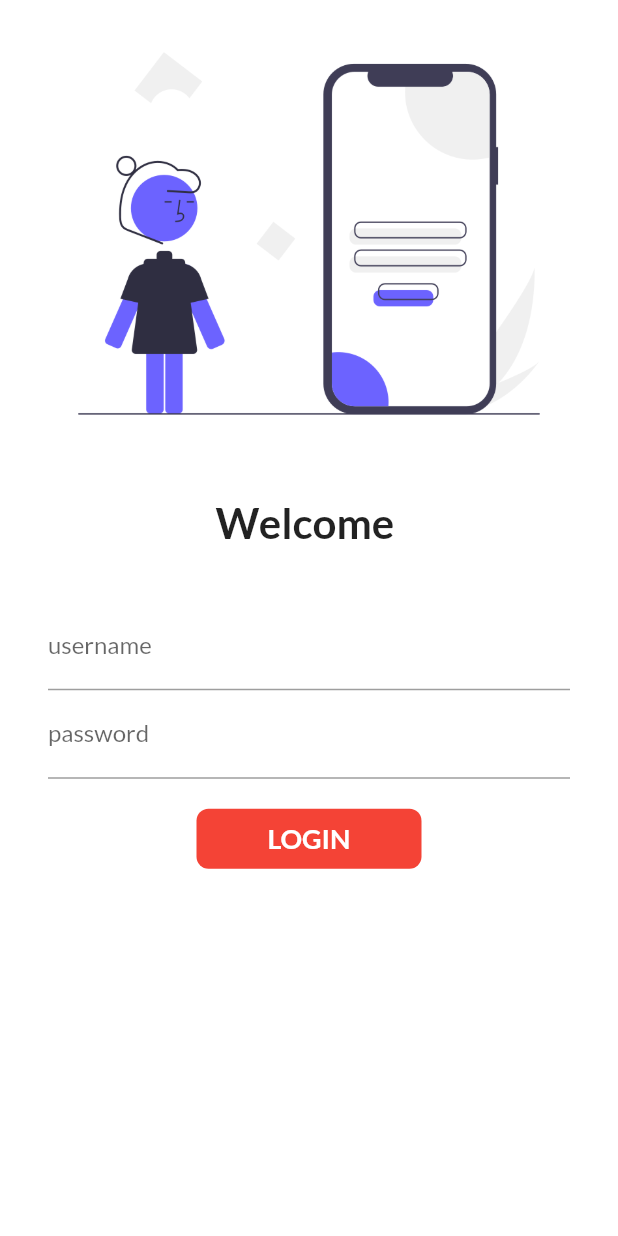
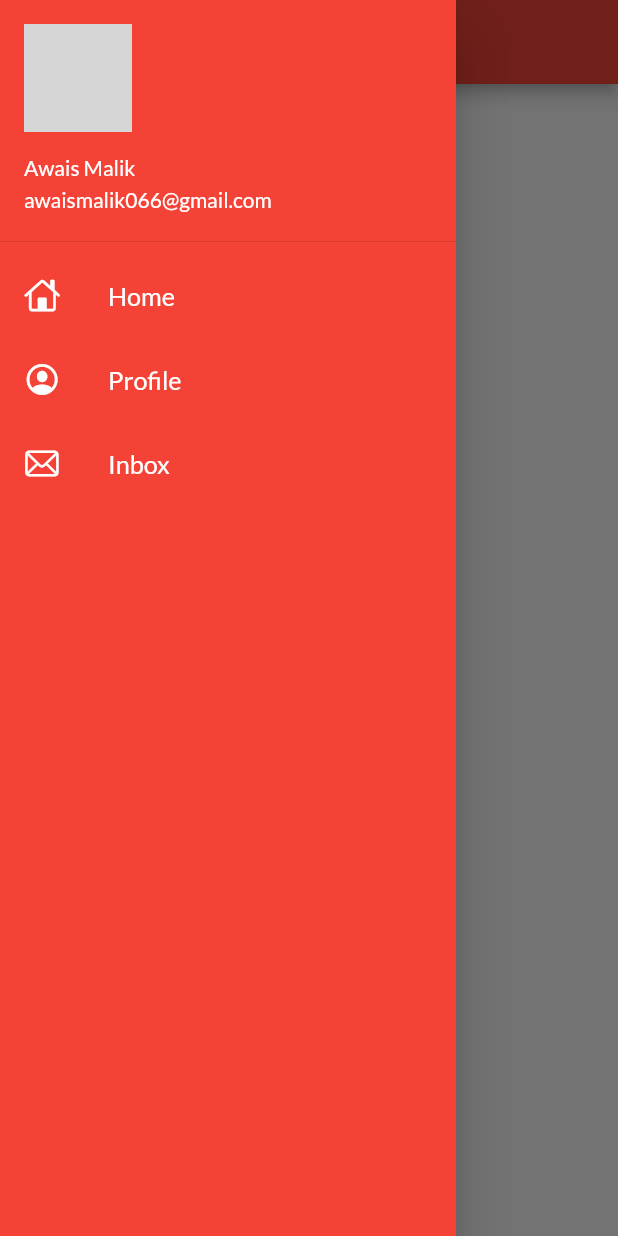
Before and after one commit to SayMyName302/CatalogApp, a Flutter app: the screen it shows after launch, with the side drawer open (before the commit the screen has no drawer), on a phone screen of 412 x 824 dp. Run offline on Flutter 3.47's test engine with Material 2 defaults, Android fonts, the phone set to English and light mode, and no system bars; our stand-ins replace google_fonts; network calls fail; grey boxes are pictures that could not be loaded.

Commit message:
day7completed

```diff
--- a/lib/Pages/home_page.dart
+++ b/lib/Pages/home_page.dart
@@ -1,4 +1,5 @@
 import 'package:flutter/material.dart';
+import 'package:flutter_application_1/widgets/drawer.dart';
 
 class HomePage extends StatelessWidget {
   @override
@@ -14,7 +15,7 @@ class HomePage extends StatelessWidget {
       body: Center(
         child: Container(child: Text("Welcome to $days Plan B by $name")),
       ),
-      drawer: Drawer(),
+      drawer: MyDrawer(),
     );
   }
 }
--- a/lib/main.dart
+++ b/lib/main.dart
@@ -22,12 +22,12 @@ class myApp extends StatelessWidget {
         primarySwatch: Colors.red,
         fontFamily: GoogleFonts.lato().fontFamily,
       ),
-
+      debugShowCheckedModeBanner: false,
       darkTheme: ThemeData(
         brightness: Brightness.light,
       ),
-      initialRoute:
-          "/Login", //initial route mein back slash/ replace hojata hai
+      initialRoute: MyRoutes
+          .HomeRoute, //initial route mein back slash/ replace hojata hai
       routes: {
         "/": (context) => LoginPage(),
         MyRoutes.HomeRoute: (context) => HomePage(),
--- /dev/null
+++ b/lib/widgets/drawer.dart
@@ -0,0 +1,54 @@
+import 'package:flutter/cupertino.dart';
+import 'package:flutter/material.dart';
+
+class MyDrawer extends StatelessWidget {
+  @override
+  Widget build(BuildContext context) {
+    final imageUrl = "https://www.w3schools.com/w3images/avatar2.png";
+    return Drawer(
+      child: Container(
+        color: Colors.red,
+        child: ListView(
+          padding: EdgeInsets.zero,
+          children: [
+            DrawerHeader(
+                padding: EdgeInsets.zero,
+                child: UserAccountsDrawerHeader(
+                  margin: EdgeInsets.zero,
+                  accountName: Text("Awais Malik"),
+                  accountEmail: Text("awaismalik066@gmail.com"),
+                  currentAccountPicture: CircleAvatar(
+                    backgroundImage: NetworkImage(imageUrl),
+                  ),
+                )),
+            ListTile(
+              leading: Icon(CupertinoIcons.home, color: Colors.white),
+              title: Text(
+                "Home",
+                textScaleFactor: 1.2,
+                style: TextStyle(color: Colors.white),
+              ),
+            ),
+            ListTile(
+              leading:
+                  Icon(CupertinoIcons.profile_circled, color: Colors.white),
+              title: Text(
+                "Profile",
+                textScaleFactor: 1.2,
+                style: TextStyle(color: Colors.white),
+              ),
+            ),
+            ListTile(
+              leading: Icon(CupertinoIcons.mail, color: Colors.white),
+              title: Text(
+                "Inbox",
+                textScaleFactor: 1.2,
+                style: TextStyle(color: Colors.white),
+              ),
+            )
+          ],
+        ),
+      ),
+    );
+  }
+}
```
